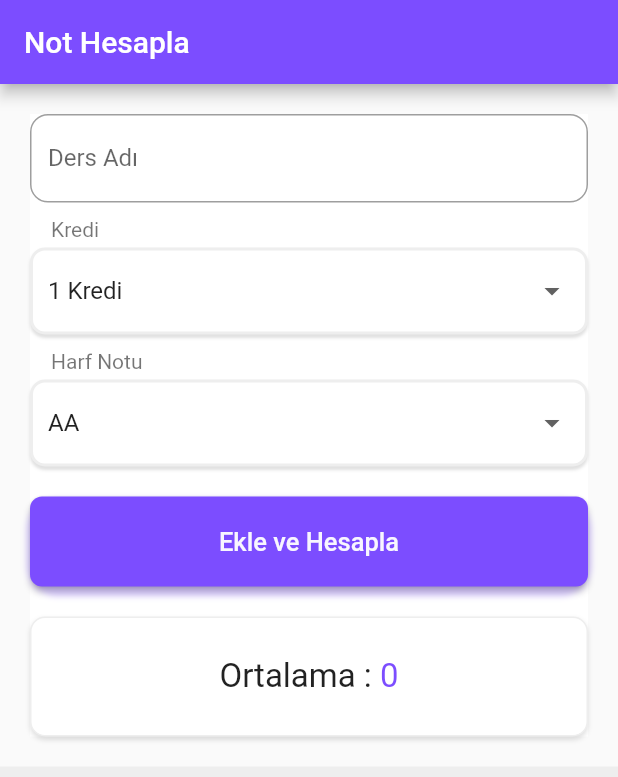
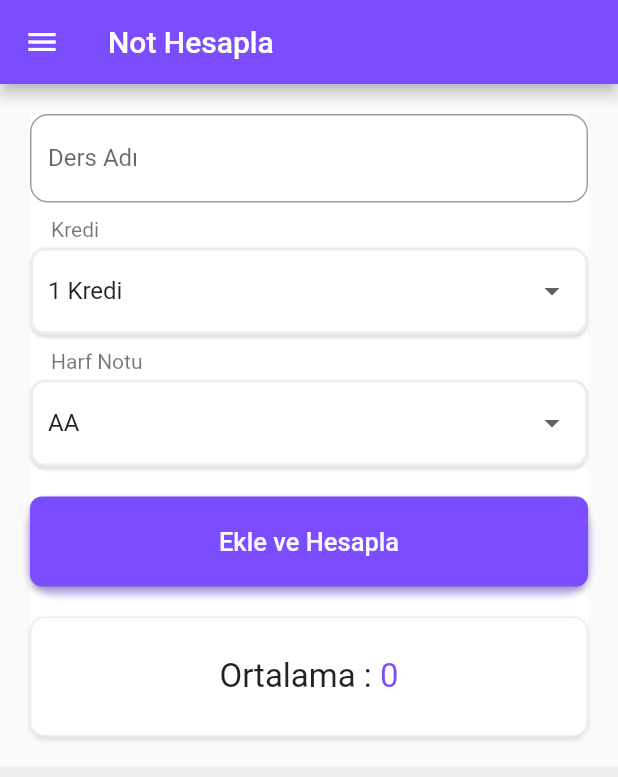
Before and after one commit to hasanaydins/gradesAppFlutter, a Flutter app: the screen it shows after launch, on a phone screen of 412 x 824 dp. Shown: the top 777 px of the screen. Run offline on Flutter 3.47's test engine with Material 2 defaults, Android fonts, the phone set to English and light mode, and no system bars; Roboto replaces fonts that are missing (Poppins).

```diff
--- a/lib/main.dart
+++ b/lib/main.dart
@@ -56,6 +56,74 @@ class _MyHomePageState extends State<MyHomePage> {
   @override
   Widget build(BuildContext context) {
     return Scaffold(
+      drawer: Drawer(
+        child: Column(
+          children: <Widget>[
+            UserAccountsDrawerHeader(
+              accountName: Text("Hasan Aydın"),
+              accountEmail: Text("hasanaydins@gmail.com"),
+              currentAccountPicture: CircleAvatar(
+                backgroundColor: Colors.grey,
+                child: Text(
+                  "H",
+                  style: TextStyle(color: Colors.white),
+                ),
+              ),
+              /*currentAccountPicture: Image.network(
+                  "https://placeimg.com/640/480/people?t=1578516674688"),*/
+              /*otherAccountsPictures: <Widget>[
+                Image.network(
+                    "https://placeimg.com/640/480/people?t=1578516674688"),
+                CircleAvatar(
+                  backgroundColor: Colors.red,
+                  child: Text("A"),
+                ),
+              ],*/
+            ),
+            Expanded(
+              child: ListView(
+                children: <Widget>[
+                  /*ListTile(
+                    leading: Icon(Icons.info),
+                    title: Text("Hakkında"),
+                    trailing: Icon(Icons.keyboard_arrow_right),
+                    contentPadding: EdgeInsets.fromLTRB(10, 0, 0, 0),
+                  ),
+                  Divider(),
+                  ListTile(
+                    leading: Icon(Icons.info),
+                    title: Text("Hakkında"),
+                    trailing: Icon(Icons.keyboard_arrow_right),
+                    contentPadding: EdgeInsets.fromLTRB(10, 0, 0, 0),
+                  ),
+                  Divider(),
+                  InkWell(
+                    splashColor: Colors.deepPurpleAccent.shade200,
+                    onTap: () {},
+                    child: ListTile(
+                      leading: Icon(Icons.info),
+                      title: Text("Hakkında"),
+                      trailing: Icon(Icons.keyboard_arrow_right),
+                      contentPadding: EdgeInsets.fromLTRB(10, 0, 0, 0),
+                    ),
+                  ),*/
+                  AboutListTile(
+                    icon: Icon(Icons.info),
+                    applicationName: "Not hesapla",
+                    applicationIcon: Icon(Icons.note),
+                    /*  applicationLegalese: "sdds",*/
+                    applicationVersion: "1.0",
+                    child: Text("Hakkımda"),
+                    aboutBoxChildren: <Widget>[
+                      Text("Developed with ♥"),
+                    ],
+                  )
+                ],
+              ),
+            )
+          ],
+        ),
+      ),
       appBar: AppBar(
         title: Text("Not Hesapla"),
       ),
```
Also changed, not shown: ss/note.gif (added), 1 other file.
